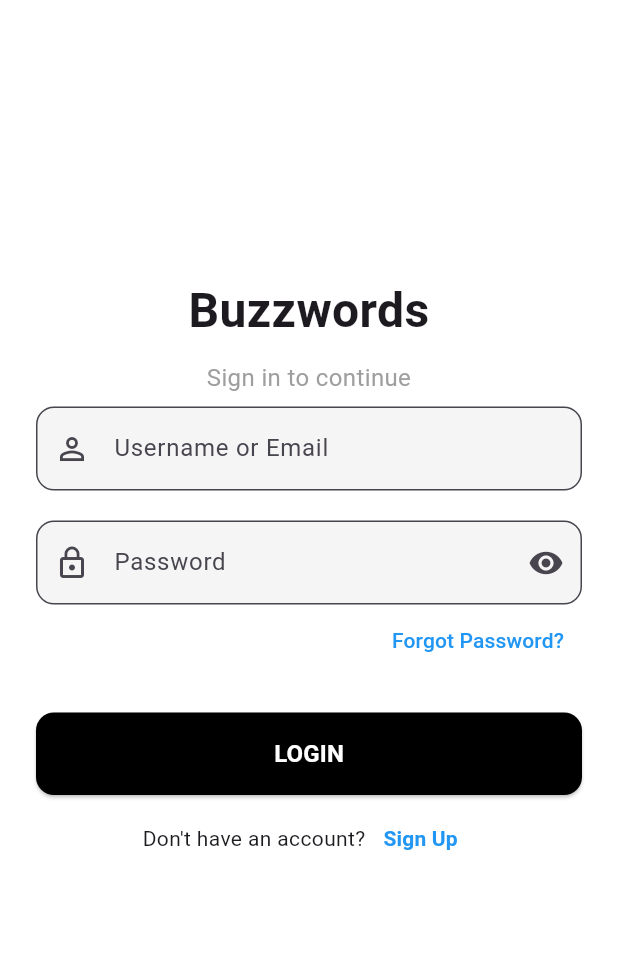
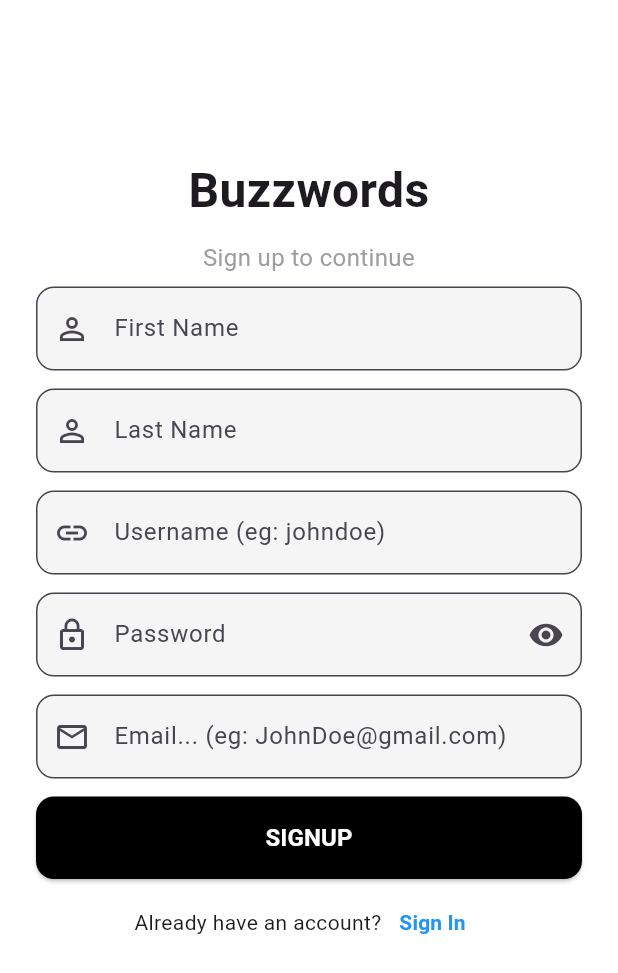
Before and after one commit to dagmawibabi/BuzzWordsV2, a Flutter app: the screen it shows after launch, after a tap on "Sign Up", on a phone screen of 412 x 824 dp. Shown: the top 973 px of the screen. Run offline on Flutter 3.47's test engine with Material 3 defaults, Android fonts, the light colour scheme and no system bars; our stand-ins replace flutter_markdown_plus, google_generative_ai, ionicons.

Commit message:
signup page

```diff
--- a/lib/pages/auth/login_page.dart
+++ b/lib/pages/auth/login_page.dart
@@ -10,10 +10,14 @@ class LoginPage extends StatefulWidget {
 
 class _LoginPageState extends State<LoginPage> {
   final _formKey = GlobalKey<FormState>();
+  final TextEditingController _firstnameController = TextEditingController();
+  final TextEditingController _lastnameController = TextEditingController();
   final TextEditingController _usernameController = TextEditingController();
   final TextEditingController _passwordController = TextEditingController();
+  final TextEditingController _emailController = TextEditingController();
   bool _isPasswordVisible = false;
   bool _isLoading = false;
+  bool _isSignUp = false;
 
   @override
   void dispose() {
@@ -53,7 +57,7 @@ class _LoginPageState extends State<LoginPage> {
             child: Column(
               crossAxisAlignment: CrossAxisAlignment.stretch,
               children: [
-                const SizedBox(height: 160.0),
+                SizedBox(height: _isSignUp ? 80.0 : 160.0),
 
                 // Logo or App Name
                 const Text(
@@ -65,8 +69,8 @@ class _LoginPageState extends State<LoginPage> {
                   textAlign: TextAlign.center,
                 ),
                 const SizedBox(height: 10.0),
-                const Text(
-                  'Sign in to continue',
+                Text(
+                  _isSignUp ? 'Sign up to continue' : 'Sign in to continue',
                   style: TextStyle(
                     fontSize: 16,
                     color: Colors.grey,
@@ -75,11 +79,12 @@ class _LoginPageState extends State<LoginPage> {
                 ),
                 const SizedBox(height: 8.0),
 
-                // Username Field
+                // First Name Field
+                if (_isSignUp)
                   TextFormField(
-                  controller: _usernameController,
+                    controller: _firstnameController,
                     decoration: InputDecoration(
-                    labelText: 'Username or Email',
+                      labelText: 'First Name',
                       prefixIcon: const Icon(Icons.person_outline),
                       border: OutlineInputBorder(
                         borderRadius: BorderRadius.circular(12),
@@ -89,12 +94,55 @@ class _LoginPageState extends State<LoginPage> {
                     ),
                     validator: (value) {
                       if (value == null || value.isEmpty) {
-                      return 'Please enter your username or email';
+                        return 'Please enter your first name';
                       }
                       return null;
                     },
                   ),
-                const SizedBox(height: 20),
+                if (_isSignUp) const SizedBox(height: 12.0),
+
+                // Last Name Field
+                if (_isSignUp)
+                  TextFormField(
+                    controller: _lastnameController,
+                    decoration: InputDecoration(
+                      labelText: 'Last Name',
+                      prefixIcon: const Icon(Icons.person_outline),
+                      border: OutlineInputBorder(
+                        borderRadius: BorderRadius.circular(12),
+                      ),
+                      filled: true,
+                      fillColor: Colors.grey[100],
+                    ),
+                    validator: (value) {
+                      if (value == null || value.isEmpty) {
+                        return 'Please enter your last name';
+                      }
+                      return null;
+                    },
+                  ),
+                if (_isSignUp) const SizedBox(height: 12.0),
+
+                // Username Field
+                TextFormField(
+                  controller: _usernameController,
+                  decoration: InputDecoration(
+                    labelText: 'Username (eg: johndoe)',
+                    prefixIcon: const Icon(Icons.link),
+                    border: OutlineInputBorder(
+                      borderRadius: BorderRadius.circular(12),
+                    ),
+                    filled: true,
+                    fillColor: Colors.grey[100],
+                  ),
+                  validator: (value) {
+                    if (value == null || value.isEmpty) {
+                      return 'Please enter your username';
+                    }
+                    return null;
+                  },
+                ),
+                const SizedBox(height: 12.0),
 
                 // Password Field
                 TextFormField(
@@ -131,8 +179,32 @@ class _LoginPageState extends State<LoginPage> {
                     return null;
                   },
                 ),
+                const SizedBox(height: 12.0),
+
+                // Email Field
+                if (_isSignUp)
+                  TextFormField(
+                    controller: _emailController,
+                    decoration: InputDecoration(
+                      labelText: 'Email... (eg: JohnDoe@gmail.com)',
+                      prefixIcon: const Icon(Icons.email_outlined),
+                      border: OutlineInputBorder(
+                        borderRadius: BorderRadius.circular(12),
+                      ),
+                      filled: true,
+                      fillColor: Colors.grey[100],
+                    ),
+                    validator: (value) {
+                      if (value == null || value.isEmpty) {
+                        return 'Please enter your email';
+                      }
+                      return null;
+                    },
+                  ),
+                if (_isSignUp) const SizedBox(height: 12.0),
 
                 // Forgot Password
+                if (!_isSignUp)
                   Align(
                     alignment: Alignment.centerRight,
                     child: TextButton(
@@ -145,9 +217,9 @@ class _LoginPageState extends State<LoginPage> {
                       ),
                     ),
                   ),
-                const SizedBox(height: 24),
+                if (!_isSignUp) const SizedBox(height: 24),
 
-                // Login Button
+                // Sign Up / Login Button
                 ElevatedButton(
                   onPressed: _isLoading ? null : _login,
                   style: ElevatedButton.styleFrom(
@@ -167,8 +239,8 @@ class _LoginPageState extends State<LoginPage> {
                             strokeWidth: 2,
                           ),
                         )
-                      : const Text(
-                          'LOGIN',
+                      : Text(
+                          _isSignUp ? 'SIGNUP' : 'LOGIN',
                           style: TextStyle(
                             fontSize: 16,
                             color: Colors.white,
@@ -182,13 +254,19 @@ class _LoginPageState extends State<LoginPage> {
                 Row(
                   mainAxisAlignment: MainAxisAlignment.center,
                   children: [
-                    const Text("Don't have an account?"),
+                    Text(
+                      _isSignUp
+                          ? "Already have an account?"
+                          : "Don't have an account?",
+                    ),
                     TextButton(
                       onPressed: () {
-                        // TODO: Navigate to sign up page
+                        setState(() {
+                          _isSignUp = !_isSignUp;
+                        });
                       },
-                      child: const Text(
-                        'Sign Up',
+                      child: Text(
+                        _isSignUp ? 'Sign In' : 'Sign Up',
                         style: TextStyle(
                           color: Colors.blue,
                           fontWeight: FontWeight.bold,
```
Lines whose indentation alone changed are shown as unchanged.
